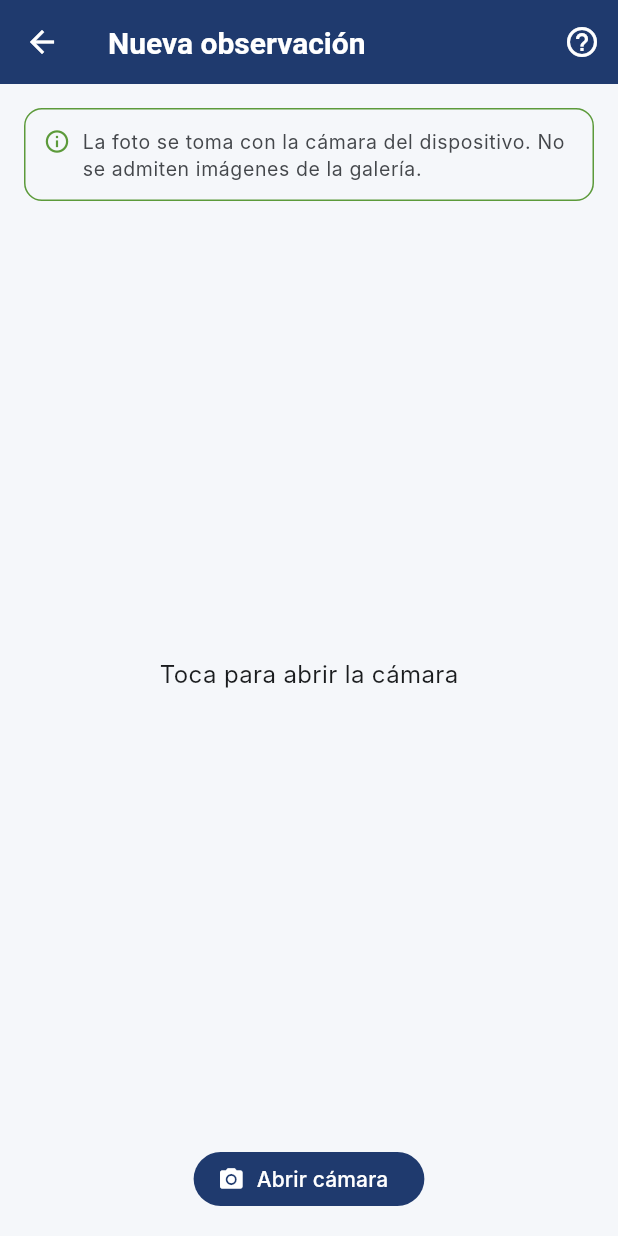
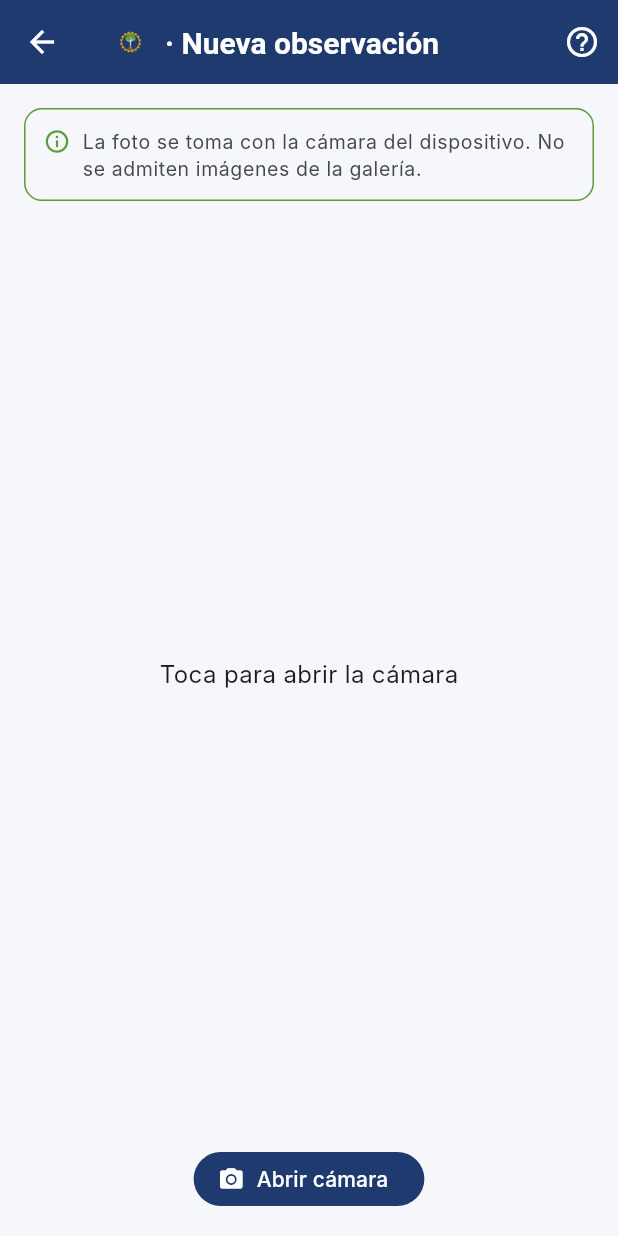
Before and after one commit to ovelazquezj/mezquites, a Flutter app: the CaptureScreen screen opened directly, on a phone screen of 412 x 824 dp. Run offline on Flutter 3.47's test engine with Material 3 defaults, Android fonts, the phone set to English and light mode, and no system bars; our stand-ins replace camera, firebase_auth, firebase_core, flutter_riverpod, geolocator, google_fonts and 4 more; missing offline and left inert: a package; accounts and stored records are empty; network calls fail; Roboto replaces fonts that are missing (Inter).

Commit message:
feat(cr-005): branding consistente en toda la app (headers, onboarding, splash)
- BrandedAppBar: header de una linea "[emblema] · {titulo}" (sin la palabra
  "Mezquite", redundante) aplicado a Observar/Aprender/Mapa/Perfil/Rankings/
  Cuenta/Ayuda; conserva las acciones de cada seccion.
- Onboarding: el icono generico (Icons.park_outlined) -> emblema del mezquite
  dentro del aro con acento por pagina; se quita el wordmark de texto.
- Splash web (index.html): fondo navy #1F3A6E + logo, se retira en flutter-first-frame.
- Assets: emblema.png (foreground del icono) + web/splash.png.
- 40 pruebas verdes, analyze limpio, build web OK.

```diff
--- a/mobile/lib/src/ui/screens/account_screen.dart
+++ b/mobile/lib/src/ui/screens/account_screen.dart
@@ -3,6 +3,7 @@ import 'package:flutter_riverpod/flutter_riverpod.dart';
 
 import '../../state/providers.dart';
 import '../copy.dart';
+import '../widgets/branded_app_bar.dart';
 import '../widgets/common.dart';
 import 'welcome_screen.dart';
 
@@ -18,7 +19,7 @@ class AccountScreen extends ConsumerWidget {
     final theme = Theme.of(context);
 
     return Scaffold(
-      appBar: AppBar(title: const Text(Copy.accountTitle)),
+      appBar: const BrandedAppBar(title: Copy.accountTitle),
       body: ListView(
         padding: const EdgeInsets.all(16),
         children: [
--- a/mobile/lib/src/ui/screens/capture_screen.dart
+++ b/mobile/lib/src/ui/screens/capture_screen.dart
@@ -5,6 +5,7 @@ import '../../models/models.dart';
 import '../../services/capture_service.dart';
 import '../../state/providers.dart';
 import '../copy.dart';
+import '../widgets/branded_app_bar.dart';
 import 'capture_pane.dart';
 import 'help_screen.dart';
 import 'observation_form.dart';
@@ -62,8 +63,8 @@ class _CaptureScreenState extends ConsumerState<CaptureScreen> {
   Widget build(BuildContext context) {
     final shot = _shot;
     return Scaffold(
-      appBar: AppBar(
-        title: const Text(Copy.captureTitle),
+      appBar: BrandedAppBar(
+        title: Copy.captureTitle,
         actions: [
           IconButton(
             key: const Key('help_button'),
--- a/mobile/lib/src/ui/screens/dashboard_screen.dart
+++ b/mobile/lib/src/ui/screens/dashboard_screen.dart
@@ -4,6 +4,7 @@ import 'package:flutter_riverpod/flutter_riverpod.dart';
 import '../../models/models.dart';
 import '../../state/providers.dart';
 import '../copy.dart';
+import '../widgets/branded_app_bar.dart';
 import '../widgets/common.dart';
 
 /// Dashboard cliente: observaciones públicas con coords OBFUSCADAS a 1 km
@@ -21,7 +22,7 @@ class DashboardScreen extends ConsumerWidget {
     final indAsync = ref.watch(publicIndicatorsProvider);
 
     return Scaffold(
-      appBar: AppBar(title: const Text(Copy.dashboardTitle)),
+      appBar: const BrandedAppBar(title: Copy.dashboardTitle),
       body: RefreshIndicator(
         onRefresh: () async {
           ref.invalidate(publicObservationsProvider);
--- a/mobile/lib/src/ui/screens/help_screen.dart
+++ b/mobile/lib/src/ui/screens/help_screen.dart
@@ -1,6 +1,7 @@
 import 'package:flutter/material.dart';
 
 import '../copy.dart';
+import '../widgets/branded_app_bar.dart';
 import '../widgets/common.dart';
 import '../widgets/disclaimer_dialog.dart';
 
@@ -12,7 +13,7 @@ class HelpScreen extends StatelessWidget {
   @override
   Widget build(BuildContext context) {
     return Scaffold(
-      appBar: AppBar(title: const Text(Copy.helpTitle)),
+      appBar: const BrandedAppBar(title: Copy.helpTitle),
       body: ListView(
         padding: const EdgeInsets.all(16),
         children: const [
--- a/mobile/lib/src/ui/screens/learning_screen.dart
+++ b/mobile/lib/src/ui/screens/learning_screen.dart
@@ -2,6 +2,7 @@ import 'package:flutter/material.dart';
 import 'package:flutter_riverpod/flutter_riverpod.dart';
 
 import '../copy.dart';
+import '../widgets/branded_app_bar.dart';
 import '../widgets/common.dart';
 
 /// Aprendizaje (Q5.C). Contenidos AU2 (placeholders), mide engagement, SIN
@@ -21,7 +22,7 @@ class _LearningScreenState extends ConsumerState<LearningScreen> {
   @override
   Widget build(BuildContext context) {
     return Scaffold(
-      appBar: AppBar(title: const Text(Copy.learningTitle)),
+      appBar: const BrandedAppBar(title: Copy.learningTitle),
       body: ListView(
         padding: const EdgeInsets.all(16),
         children: [
--- a/mobile/lib/src/ui/screens/profile_screen.dart
+++ b/mobile/lib/src/ui/screens/profile_screen.dart
@@ -4,6 +4,7 @@ import 'package:flutter_riverpod/flutter_riverpod.dart';
 import '../../models/models.dart';
 import '../../state/providers.dart';
 import '../copy.dart';
+import '../widgets/branded_app_bar.dart';
 import '../widgets/common.dart';
 import 'account_screen.dart';
 import 'help_screen.dart';
@@ -21,8 +22,8 @@ class ProfileScreen extends ConsumerWidget {
     final feedbackAsync = ref.watch(feedbackProvider);
 
     return Scaffold(
-      appBar: AppBar(
-        title: const Text(Copy.profileTitle),
+      appBar: BrandedAppBar(
+        title: Copy.profileTitle,
         actions: [
           IconButton(
             key: const Key('open_rankings'),
--- a/mobile/lib/src/ui/screens/rankings_screen.dart
+++ b/mobile/lib/src/ui/screens/rankings_screen.dart
@@ -3,6 +3,7 @@ import 'package:flutter_riverpod/flutter_riverpod.dart';
 
 import '../../state/providers.dart';
 import '../copy.dart';
+import '../widgets/branded_app_bar.dart';
 import '../widgets/common.dart';
 
 /// Rankings por periodo (Q4): individual + por institución. Filtro por periodo.
@@ -16,7 +17,7 @@ class RankingsScreen extends ConsumerWidget {
     final rankingsAsync = ref.watch(rankingsProvider);
 
     return Scaffold(
-      appBar: AppBar(title: const Text(Copy.rankingsTitle)),
+      appBar: const BrandedAppBar(title: Copy.rankingsTitle),
       body: Column(
         children: [
           Padding(
--- /dev/null
+++ b/mobile/lib/src/ui/widgets/branded_app_bar.dart
@@ -0,0 +1,36 @@
+import 'package:flutter/material.dart';
+
+/// Barra superior de marca (CR-005): **emblema del mezquite + " · {título}"** en
+/// una sola línea. NO repite la palabra "Mezquite" (el emblema ya es la marca).
+/// Conserva las [actions] de cada sección.
+class BrandedAppBar extends StatelessWidget implements PreferredSizeWidget {
+  const BrandedAppBar({super.key, required this.title, this.actions});
+
+  final String title;
+  final List<Widget>? actions;
+
+  @override
+  Size get preferredSize => const Size.fromHeight(kToolbarHeight);
+
+  @override
+  Widget build(BuildContext context) {
+    return AppBar(
+      titleSpacing: 16,
+      title: Row(
+        mainAxisSize: MainAxisSize.min,
+        children: [
+          Image.asset(
+            'assets/branding/emblema.png',
+            height: 30,
+            semanticLabel: 'Mezquite',
+          ),
+          const SizedBox(width: 8),
+          Flexible(
+            child: Text('· $title', overflow: TextOverflow.ellipsis),
+          ),
+        ],
+      ),
+      actions: actions,
+    );
+  }
+}
```
Also changed, not shown: mobile/lib/src/ui/screens/onboarding_screen.dart (+3 -4 lines), mobile/assets/branding/emblema.png (added), 2 other files.
